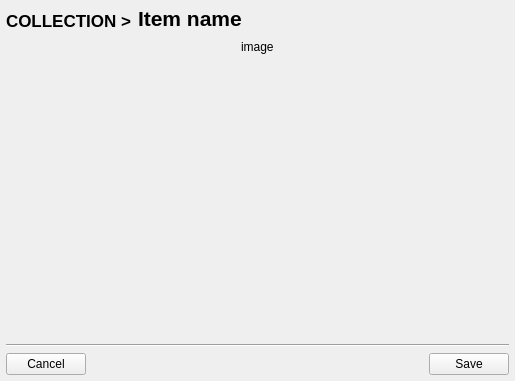
Qt form ui/designer/fitxa_edit.ui (arielvb/collector) before a commit.
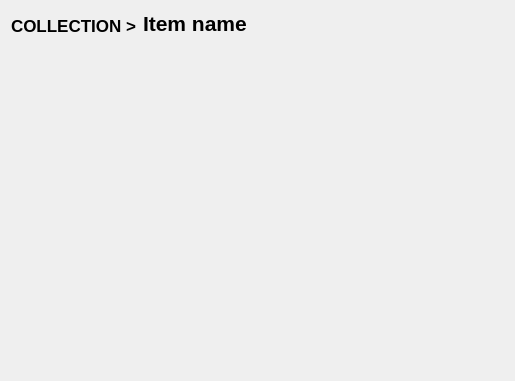
The same form after that commit.

Patch:
```diff
--- a/ui/designer/fitxa_edit.ui
+++ b/ui/designer/fitxa_edit.ui
@@ -14,9 +14,6 @@
    <string>Form</string>
   </property>
   <layout class="QVBoxLayout" name="verticalLayout">
-   <property name="margin">
-    <number>6</number>
-   </property>
    <item>
     <layout class="QHBoxLayout" name="horizontalLayout_2">
      <item>
@@ -77,39 +74,6 @@
      <item>
       <layout class="QGridLayout" name="fieldsLayout"/>
      </item>
-     <item>
-      <spacer name="horizontalSpacer_3">
-       <property name="orientation">
-        <enum>Qt::Horizontal</enum>
-       </property>
-       <property name="sizeHint" stdset="0">
-        <size>
-         <width>40</width>
-         <height>20</height>
-        </size>
-       </property>
-      </spacer>
-     </item>
-     <item>
-      <widget class="QLabel" name="image">
-       <property name="text">
-        <string>image</string>
-       </property>
-      </widget>
-     </item>
-     <item>
-      <spacer name="horizontalSpacer_2">
-       <property name="orientation">
-        <enum>Qt::Horizontal</enum>
-       </property>
-       <property name="sizeHint" stdset="0">
-        <size>
-         <width>40</width>
-         <height>20</height>
-        </size>
-       </property>
-      </spacer>
-     </item>
     </layout>
    </item>
    <item>
@@ -126,48 +90,7 @@
     </spacer>
    </item>
    <item>
-    <widget class="Line" name="line">
-     <property name="sizePolicy">
-      <sizepolicy hsizetype="Minimum" vsizetype="Maximum">
-       <horstretch>0</horstretch>
-       <verstretch>0</verstretch>
-      </sizepolicy>
-     </property>
-     <property name="orientation">
-      <enum>Qt::Horizontal</enum>
-     </property>
-    </widget>
-   </item>
-   <item>
-    <layout class="QHBoxLayout" name="navBottomLayout">
-     <item>
-      <widget class="QPushButton" name="bCancel">
-       <property name="text">
-        <string>Cancel</string>
-       </property>
-      </widget>
-     </item>
-     <item>
-      <spacer name="horizontalSpacer">
-       <property name="orientation">
-        <enum>Qt::Horizontal</enum>
-       </property>
-       <property name="sizeHint" stdset="0">
-        <size>
-         <width>40</width>
-         <height>20</height>
-        </size>
-       </property>
-      </spacer>
-     </item>
-     <item>
-      <widget class="QPushButton" name="bSave">
-       <property name="text">
-        <string>Save</string>
-       </property>
-      </widget>
-     </item>
-    </layout>
+    <widget class="QWidget" name="toolbar" native="true"/>
    </item>
   </layout>
  </widget>
```
